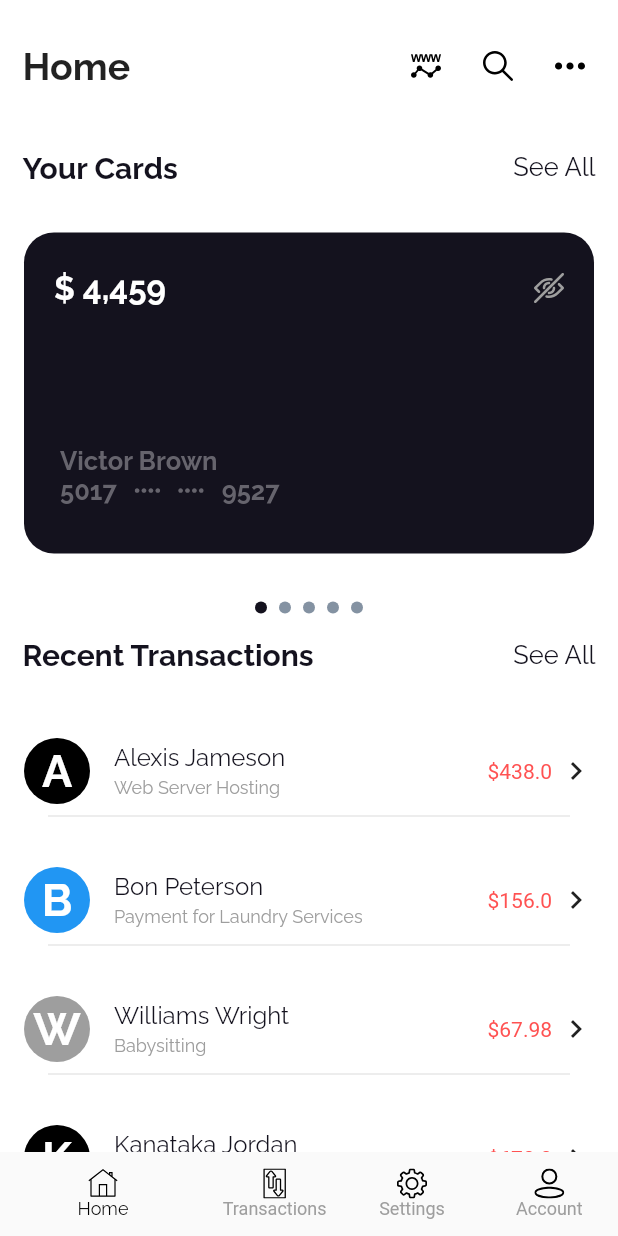
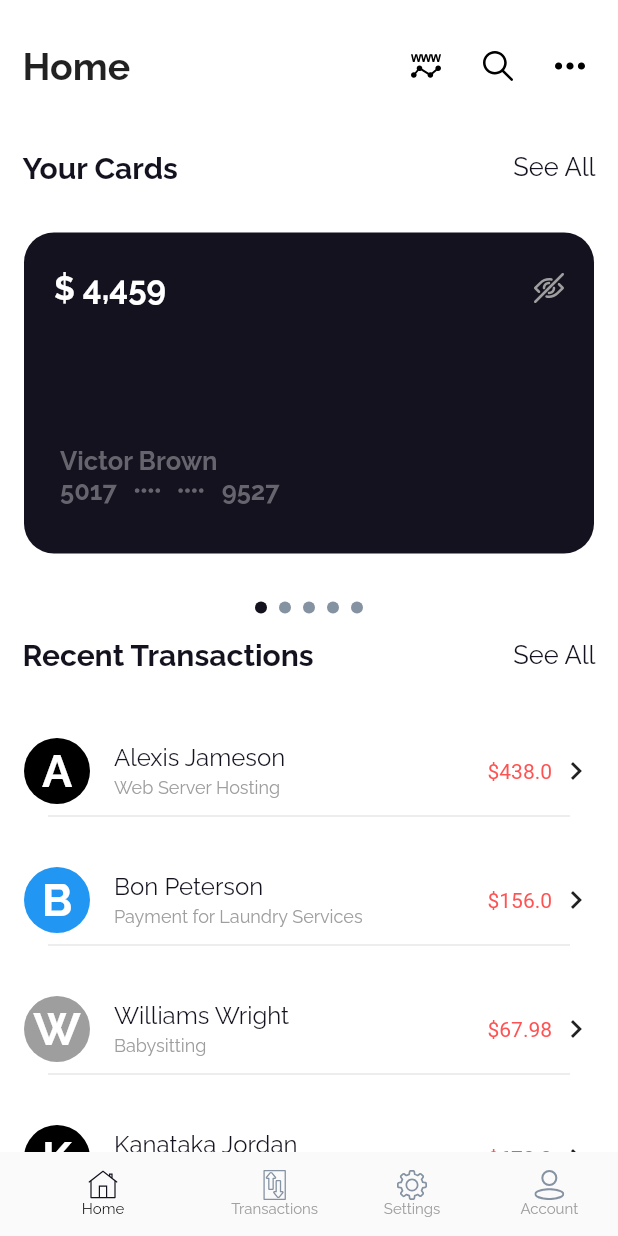
Before and after one commit to VhiktorBrown/bank-app, a Flutter app: the screen it shows after launch, on a phone screen of 412 x 824 dp. Run offline on Flutter 3.47's test engine with Material 2 defaults, Android fonts, the phone set to English and light mode, and no system bars; our stand-ins replace flutter_svg.

Commit message:
ReadMe updated

```diff
--- a/lib/home_widget.dart
+++ b/lib/home_widget.dart
@@ -1,4 +1,5 @@
 import 'package:bank_app/screens/home_screen.dart';
+import 'package:bank_app/utils/theme_colors.dart';
 import 'package:bank_app/utils/theme_styles.dart';
 import 'package:flutter/cupertino.dart';
 import 'package:flutter/material.dart';
@@ -37,7 +38,8 @@ class _HomeWidgetState extends State<HomeWidget> {
         currentIndex: selectedIndex,
         selectedItemColor: Colors.black,
         unselectedItemColor: Colors.grey,
-        selectedLabelStyle: ThemeStyles.otherDetailsSecondary,
+        selectedLabelStyle: TextStyle(fontFamily: 'Raleway', color: ThemeColors.black, fontSize: 10),
+        unselectedLabelStyle: TextStyle(fontFamily: 'Raleway', color: ThemeColors.grey, fontSize: 10),
         showSelectedLabels: true,
         showUnselectedLabels: true,
         onTap: onTabTapped,
@@ -46,7 +48,8 @@ class _HomeWidgetState extends State<HomeWidget> {
               icon: Container(
                 width: 20,
                 height: 20,
-                child: SvgPicture.asset("assets/images/home-50.svg"),
+                child: SvgPicture.asset("assets/images/home-50.svg",
+                  color: selectedIndex == 0 ? ThemeColors.black : ThemeColors.grey,),
               ),
               label: "Home",
           ),
@@ -54,7 +57,8 @@ class _HomeWidgetState extends State<HomeWidget> {
               icon: Container(
                 width: 20,
                 height: 20,
-                child: SvgPicture.asset("assets/images/transaction.svg"),
+                child: SvgPicture.asset("assets/images/transaction.svg",
+                  color: selectedIndex == 1 ? ThemeColors.black : ThemeColors.grey,),
               ),
               label: "Transactions"
           ),
@@ -62,7 +66,8 @@ class _HomeWidgetState extends State<HomeWidget> {
               icon: Container(
                 width: 20,
                 height: 20,
-                child: SvgPicture.asset("assets/images/settings.svg"),
+                child: SvgPicture.asset("assets/images/settings.svg",
+                  color: selectedIndex == 2 ? ThemeColors.black : ThemeColors.grey,),
               ),
               label: "Settings"
           ),
@@ -70,9 +75,10 @@ class _HomeWidgetState extends State<HomeWidget> {
               icon: Container(
                 width: 20,
                 height: 20,
-                child: SvgPicture.asset("assets/images/account.svg"),
+                child: SvgPicture.asset("assets/images/account.svg",
+                  color: selectedIndex == 3 ? ThemeColors.black : ThemeColors.grey,),
               ),
-              label: "Account"
+              label: "Account",
           ),
         ],
       ),
```
Also changed, not shown: 1 other file.
